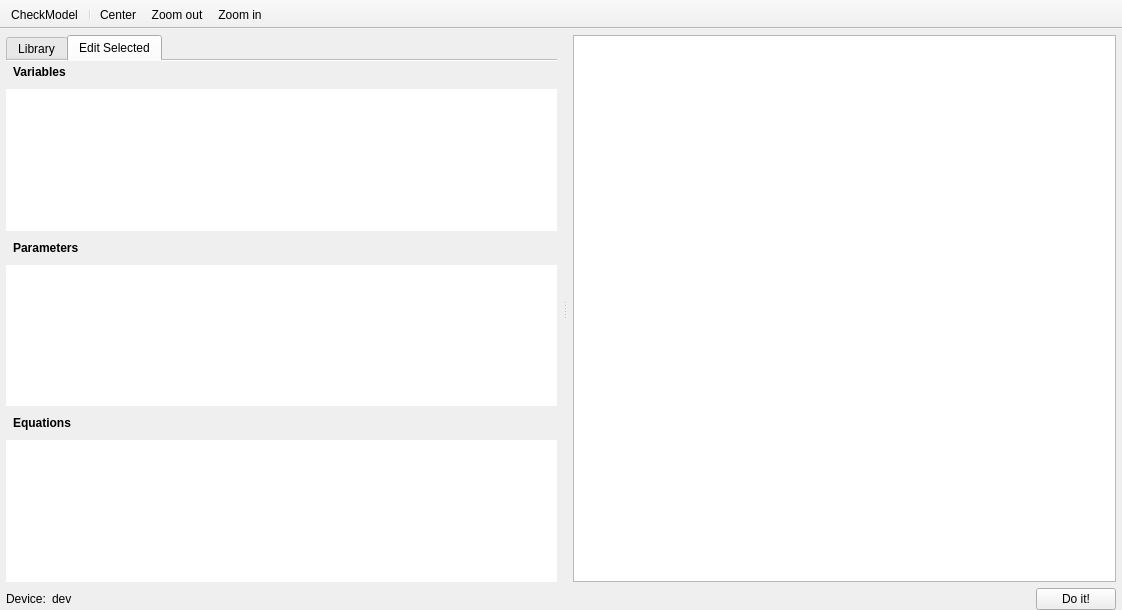
Above: src/VeraGrid/Gui/DynamicModelEditor/block_editor.ui from JordiBejarUPC/veragrid-hvdc-bipolar-pfc before the change. Below: the same form after it.
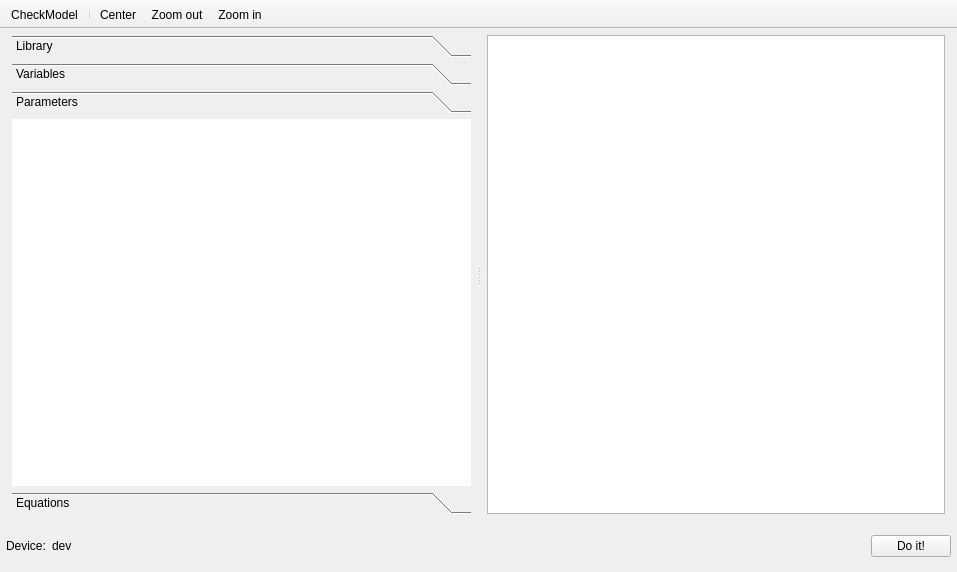
That is the form after the change. The open tabs and pages were chosen to show the change. Icons and pictures are not drawn.

The edit to the form file:
```diff
--- a/src/VeraGrid/Gui/DynamicModelEditor/block_editor.ui
+++ b/src/VeraGrid/Gui/DynamicModelEditor/block_editor.ui
@@ -6,8 +6,8 @@
    <rect>
     <x>0</x>
     <y>0</y>
-    <width>1122</width>
-    <height>610</height>
+    <width>957</width>
+    <height>572</height>
    </rect>
   </property>
   <property name="windowTitle">
@@ -25,7 +25,7 @@
      <number>6</number>
     </property>
     <property name="bottomMargin">
-     <number>0</number>
+     <number>6</number>
     </property>
     <item>
      <widget class="QFrame" name="frame_3">
@@ -35,18 +35,18 @@
       <property name="frameShadow">
        <enum>QFrame::Shadow::Raised</enum>
       </property>
-      <layout class="QVBoxLayout" name="verticalLayout_6">
+      <layout class="QVBoxLayout" name="verticalLayout_2">
        <property name="leftMargin">
-        <number>0</number>
+        <number>6</number>
        </property>
        <property name="topMargin">
         <number>6</number>
        </property>
        <property name="rightMargin">
-        <number>0</number>
+        <number>6</number>
        </property>
        <property name="bottomMargin">
-        <number>0</number>
+        <number>6</number>
        </property>
        <item>
         <widget class="QSplitter" name="splitter">
@@ -60,7 +60,7 @@
           <property name="frameShadow">
            <enum>QFrame::Shadow::Raised</enum>
           </property>
-          <layout class="QVBoxLayout" name="verticalLayout_4">
+          <layout class="QVBoxLayout" name="verticalLayout_6">
            <property name="leftMargin">
             <number>0</number>
            </property>
@@ -74,22 +74,12 @@
             <number>0</number>
            </property>
            <item>
-            <widget class="QTabWidget" name="tabWidget">
-             <property name="tabPosition">
-              <enum>QTabWidget::TabPosition::North</enum>
-             </property>
+            <widget class="QToolBox" name="toolBox">
              <property name="currentIndex">
               <number>0</number>
              </property>
-             <property name="documentMode">
-              <bool>true</bool>
-             </property>
-             <widget class="QWidget" name="tab">
-              <attribute name="icon">
-               <iconset resource="../Icons/icons.qrc">
-                <normaloff>:/Icons/icons/link-to-all.png</normaloff>:/Icons/icons/link-to-all.png</iconset>
-              </attribute>
-              <attribute name="title">
+             <widget class="QWidget" name="page_7">
+              <attribute name="label">
                <string>Library</string>
               </attribute>
               <attribute name="toolTip">
@@ -117,18 +107,19 @@
                </item>
               </layout>
              </widget>
-             <widget class="QWidget" name="tab_2">
-              <attribute name="icon">
-               <iconset resource="../Icons/icons.qrc">
-                <normaloff>:/Icons/icons/edit.png</normaloff>:/Icons/icons/edit.png</iconset>
+             <widget class="QWidget" name="page">
+              <property name="geometry">
+               <rect>
+                <x>0</x>
+                <y>0</y>
+                <width>554</width>
+                <height>285</height>
+               </rect>
+              </property>
+              <attribute name="label">
+               <string>Variables</string>
               </attribute>
-              <attribute name="title">
-               <string>Edit Selected</string>
-              </attribute>
-              <attribute name="toolTip">
-               <string>Select one block to edit its variables and equations</string>
-              </attribute>
-              <layout class="QVBoxLayout" name="verticalLayout_2">
+              <layout class="QVBoxLayout" name="verticalLayout_7">
                <property name="leftMargin">
                 <number>0</number>
                </property>
@@ -141,16 +132,6 @@
                <property name="bottomMargin">
                 <number>0</number>
                </property>
-               <item>
-                <widget class="QLabel" name="variablesLabel">
-                 <property name="styleSheet">
-                  <string>font-weight: bold; padding: 4px;</string>
-                 </property>
-                 <property name="text">
-                  <string>Variables</string>
-                 </property>
-                </widget>
-               </item>
                <item>
                 <widget class="QTableView" name="variablesTableView">
                  <property name="frameShape">
@@ -158,16 +139,33 @@
                  </property>
                 </widget>
                </item>
-               <item>
-                <widget class="QLabel" name="parametersLabel">
-                 <property name="styleSheet">
-                  <string>font-weight: bold; padding: 4px;</string>
-                 </property>
-                 <property name="text">
-                  <string>Parameters</string>
-                 </property>
-                </widget>
-               </item>
+              </layout>
+             </widget>
+             <widget class="QWidget" name="page_2">
+              <property name="geometry">
+               <rect>
+                <x>0</x>
+                <y>0</y>
+                <width>554</width>
+                <height>285</height>
+               </rect>
+              </property>
+              <attribute name="label">
+               <string>Parameters</string>
+              </attribute>
+              <layout class="QVBoxLayout" name="verticalLayout_8">
+               <property name="leftMargin">
+                <number>0</number>
+               </property>
+               <property name="topMargin">
+                <number>0</number>
+               </property>
+               <property name="rightMargin">
+                <number>0</number>
+               </property>
+               <property name="bottomMargin">
+                <number>0</number>
+               </property>
                <item>
                 <widget class="QTableView" name="parametersTableView">
                  <property name="frameShape">
@@ -175,16 +173,33 @@
                  </property>
                 </widget>
                </item>
-               <item>
-                <widget class="QLabel" name="equationsLabel">
-                 <property name="styleSheet">
-                  <string>font-weight: bold; padding: 4px;</string>
-                 </property>
-                 <property name="text">
-                  <string>Equations</string>
-                 </property>
-                </widget>
-               </item>
+              </layout>
+             </widget>
+             <widget class="QWidget" name="page_3">
+              <property name="geometry">
+               <rect>
+                <x>0</x>
+                <y>0</y>
+                <width>554</width>
+                <height>285</height>
+               </rect>
+              </property>
+              <attribute name="label">
+               <string>Equations</string>
+              </attribute>
+              <layout class="QVBoxLayout" name="verticalLayout_9">
+               <property name="leftMargin">
+                <number>0</number>
+               </property>
+               <property name="topMargin">
+                <number>0</number>
+               </property>
+               <property name="rightMargin">
+                <number>0</number>
+               </property>
+               <property name="bottomMargin">
+                <number>0</number>
+               </property>
                <item>
                 <widget class="QTableView" name="equationsTableView">
                  <property name="frameShape">
```
Left out of the diff: 11 changed lines with no effect on the pictures.
